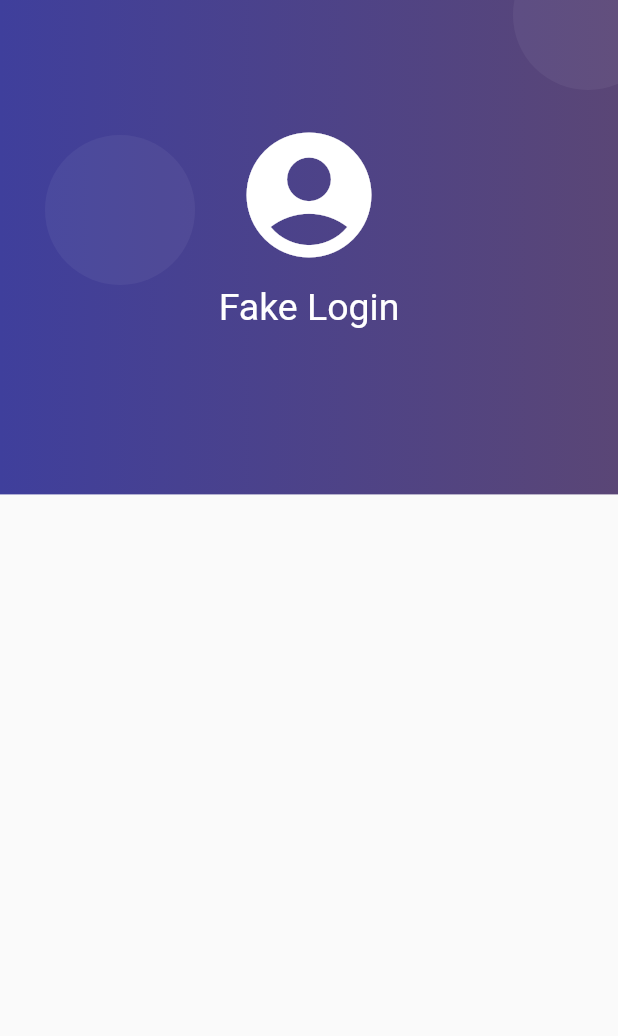
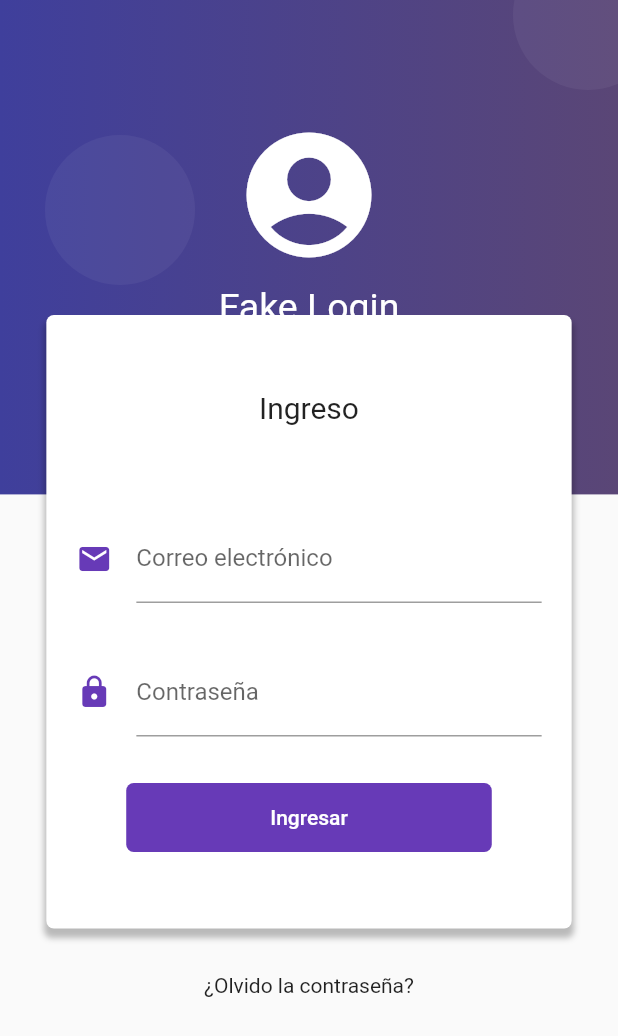
Before and after one commit to bider88/formularios_flutter, a Flutter app: the screen it shows after launch, on a phone screen of 412 x 824 dp. Shown: the top 1036 px of the screen. Run offline on Flutter 3.47's test engine with Material 2 defaults, Android fonts, the phone set to English and light mode, and no system bars.

Commit message:
add form to login

```diff
--- a/lib/src/pages/login_page.dart
+++ b/lib/src/pages/login_page.dart
@@ -8,9 +8,98 @@ class LoginPage extends StatelessWidget {
     return Scaffold(
       body: Stack(
         children: [
-          _createWallpaper(context)
+          _createWallpaper(context),
+          _loginForm(context)
         ],
       )
+    );
+  }
+
+  Widget _loginForm(BuildContext context) {
+    final size = MediaQuery.of(context).size;
+    return SingleChildScrollView(
+      child: Column(
+        children: [
+          SafeArea( // Para los teléfonos con notch
+            child: Container(
+              height: 180.0,
+            )
+          ),
+          Container(
+            width: size.width * 0.85,
+            padding: EdgeInsets.symmetric(vertical: 50),
+            margin: EdgeInsets.symmetric(vertical: 30),
+            decoration: BoxDecoration(
+              borderRadius: BorderRadius.circular(5.0),
+              color: Colors.white,
+              boxShadow: [
+                BoxShadow(
+                  color: Colors.black26,
+                  blurRadius: 3.0,
+                  offset: Offset(0, 5),
+                  spreadRadius: 1
+                )
+              ]
+            ),
+            child: Column(
+              children: [
+                Text('Ingreso', style: TextStyle(fontSize: 20.0),),
+                SizedBox(height: 60),
+                _createEmail(),
+                SizedBox(height: 30),
+                _createPassword(),
+                SizedBox(height: 30),
+                _createButton()
+              ],
+            ),
+          ),
+          Text('¿Olvido la contraseña?'),
+          SizedBox(height: 100,)
+        ],
+      ),
+    );
+  }
+
+  Widget _createEmail() {
+    return Container(
+      padding: EdgeInsets.symmetric(horizontal: 20),
+      child: TextField(
+        keyboardType: TextInputType.emailAddress,
+        decoration: InputDecoration(
+          icon: Icon(Icons.email, color: Colors.deepPurple,),
+          hintText: 'email@domain.com',
+          labelText: 'Correo electrónico'
+        ),
+      ),
+    );
+  }
+
+  Widget _createPassword() {
+    return Container(
+      padding: EdgeInsets.symmetric(horizontal: 20),
+      child: TextField(
+        obscureText: true,
+        decoration: InputDecoration(
+          icon: Icon(Icons.lock, color: Colors.deepPurple,),
+          labelText: 'Contraseña'
+        ),
+      ),
+    );
+  }
+
+  Widget _createButton() {
+    return RaisedButton(
+      child: Container(
+        padding: EdgeInsets.symmetric(horizontal: 80, vertical: 15),
+        child: Text('Ingresar'),
+      ),
+      shape: RoundedRectangleBorder(
+        borderRadius: BorderRadius.circular(5)
+      ),
+      elevation: 0,
+      color: Colors.deepPurple,
+      textColor: Colors.white,
+      onPressed: () {}
     );
   }
 
```
